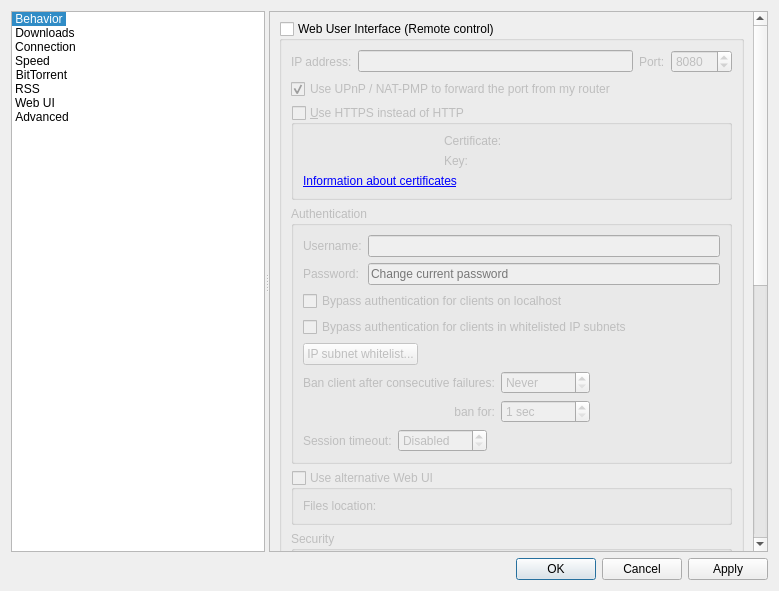
First picture: the form in src/gui/optionsdialog.ui, repository SysAdminDoc/qBittorrent-Vanced, before the edit.
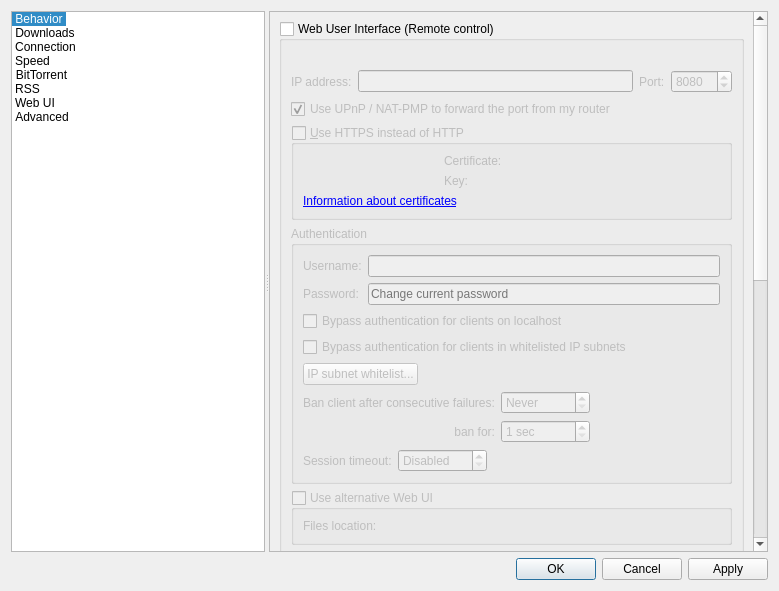
Second picture: the form after the edit. The open tabs and pages were chosen to show the change. Custom widgets are drawn as their Qt base class.

```diff
--- a/src/gui/optionsdialog.ui
+++ b/src/gui/optionsdialog.ui
@@ -3307,6 +3307,18 @@
                <bool>false</bool>
               </property>
               <layout class="QVBoxLayout" name="verticalLayout_2">
+               <item>
+                <widget class="QLabel" name="labelWebUIError">
+                 <property name="font">
+                  <font>
+                   <italic>true</italic>
+                  </font>
+                 </property>
+                 <property name="text">
+                  <string/>
+                 </property>
+                </widget>
+               </item>
                <item>
                 <layout class="QHBoxLayout" name="horizontalLayout_2">
                  <item>
```
Left out of the diff: 40 changed lines with no effect on the pictures.
